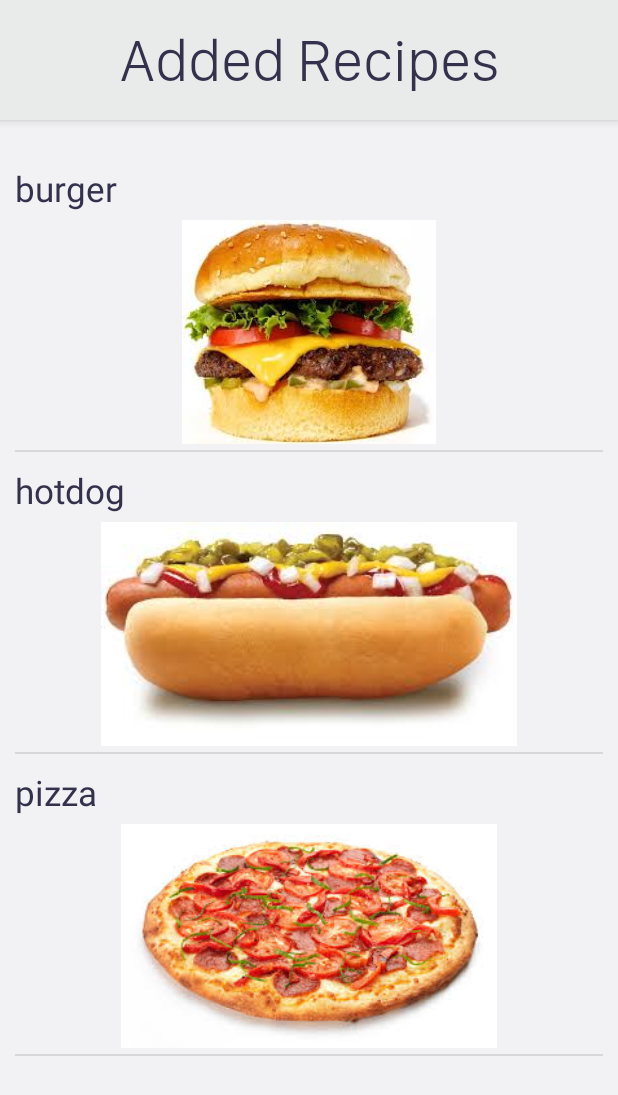
After one commit to IMFIL/cookR, an Android app: the ManageRecipes screen opened directly, with no data from a screen before it, on a phone screen of 412 x 824 dp. The commit adds this screen. Shown: the top 1095 px of the screen. Run offline under Robolectric (Android 15) with nearby library versions, the phone set to English and light mode, and no system bars.

Commit message:
setting page added and manage recipe page added

```diff
--- a/app/src/main/java/com/uottawa/cookr/MainActivity.java
+++ b/app/src/main/java/com/uottawa/cookr/MainActivity.java
@@ -83,4 +83,10 @@ public class MainActivity extends AppCompatActivity {
         startActivity(intent);
     }
 
+    public void settingsClick(View view){
+
+        Intent intent = new Intent(this, Settings.class);
+        startActivity(intent);
+    }
+
 }
--- /dev/null
+++ b/app/src/main/java/com/uottawa/cookr/ManageRecipes.java
@@ -0,0 +1,61 @@
+package com.uottawa.cookr;
+
+/**
+ * Created by filipslatinac on 2016-11-24.
+ */
+
+
+import android.support.v7.app.AppCompatActivity;
+import android.os.Bundle;
+import android.support.v7.widget.Toolbar;
+import android.view.View;
+import android.widget.AdapterView;
+import android.widget.ListView;
+
+public class ManageRecipes extends AppCompatActivity {
+
+    ListView list = null;
+
+    String [] recipename = {"burger","hotdog","pizza"};
+
+    Integer [] images = {R.drawable.burger,R.drawable.hotdog,R.drawable.pizza};
+
+    @Override
+    protected void onCreate(Bundle savedInstanceState) {
+        super.onCreate(savedInstanceState);
+        setContentView(R.layout.manage_recipes);
+
+
+        Toolbar myToolbar = (Toolbar) findViewById(R.id.customToolBar);
+        setSupportActionBar(myToolbar);
+
+
+
+        android.support.v7.app.ActionBar currentActionBar = getSupportActionBar();
+
+        currentActionBar.setDisplayShowHomeEnabled(false);
+        currentActionBar.setDisplayShowTitleEnabled(false);
+
+        currentActionBar.setCustomView( ActionBarSetter.getActionBarView("Added Recipes",this));
+
+        currentActionBar.setDisplayShowCustomEnabled(true);
+
+        ImageAndNameAdapter adapter = new ImageAndNameAdapter(this,images,recipename);
+
+        list = (ListView)findViewById(R.id.listOfRecipesAdded);
+        list.setAdapter(adapter);
+
+
+        list.setOnItemClickListener(new AdapterView.OnItemClickListener() {
+
+            @Override
+            public void onItemClick(AdapterView<?> parent, View view,
+                                    int position, long id) {
+                System.out.println("hehe");
+            }
+        });
+
+
+    }
+
+}
--- a/app/src/main/res/layout/activity_main.xml
+++ b/app/src/main/res/layout/activity_main.xml
@@ -72,7 +72,8 @@
                     android:orientation="vertical"
                     android:layout_width="0dp"
                     android:layout_height="match_parent"
-                    android:layout_weight="1">
+                    android:layout_weight="1"
+                    android:onClick="supriseMeClick">
 
                     <TextView
                         android:text="@string/randomIcon"
@@ -167,7 +168,8 @@
                     android:orientation="vertical"
                     android:layout_width="0dp"
                     android:layout_height="match_parent"
-                    android:layout_weight="1">
+                    android:layout_weight="1"
+                    android:onClick="settingsClick">
 
                     <TextView
                         android:text="@string/settingsIcon"
--- /dev/null
+++ b/app/src/main/res/layout/manage_categories.xml
@@ -0,0 +1,5 @@
+<?xml version="1.0" encoding="utf-8"?>
+<RelativeLayout xmlns:android="http://schemas.android.com/apk/res/android"
+    android:layout_width="match_parent" android:layout_height="match_parent">
+
+</RelativeLayout>
--- /dev/null
+++ b/app/src/main/res/layout/manage_recipes.xml
@@ -0,0 +1,32 @@
+<?xml version="1.0" encoding="utf-8"?>
+<RelativeLayout xmlns:android="http://schemas.android.com/apk/res/android"
+    android:layout_width="match_parent"
+    android:layout_height="match_parent"
+    xmlns:app="http://schemas.android.com/apk/res-auto"
+    android:background="@color/background">
+
+    <android.support.v7.widget.Toolbar
+        android:id="@+id/customToolBar"
+        android:layout_width="match_parent"
+        android:background="@color/actioBar"
+        android:elevation="4dp"
+        android:contentInsetLeft="0dp"
+        android:contentInsetStart="0dp"
+        app:contentInsetLeft="0dp"
+        app:contentInsetStart="0dp"
+        android:contentInsetRight="0dp"
+        android:contentInsetEnd="0dp"
+        app:contentInsetRight="0dp"
+        app:contentInsetEnd="0dp"
+        android:layout_height="80dp" />
+
+    <ListView
+        android:layout_width="match_parent"
+        android:layout_height="match_parent"
+        android:id="@+id/listOfRecipesAdded"
+        android:paddingTop="100dp"
+        android:layout_margin="10dp"
+        android:divider="@android:color/transparent"
+        android:dividerHeight="10.0sp"/>
+
+</RelativeLayout>
```
Also changed, not shown: app/src/main/AndroidManifest.xml (+12 -0 lines), app/src/main/java/com/uottawa/cookr/settings.java (added, +46 -0 lines), app/src/main/res/layout/settings.xml (added, +56 -0 lines).
